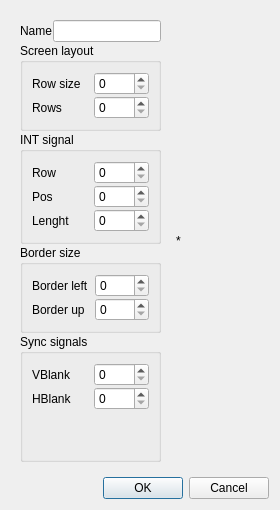
First picture: the form in ui/layedit.ui, repository samstyle/Xpeccy, before the edit.
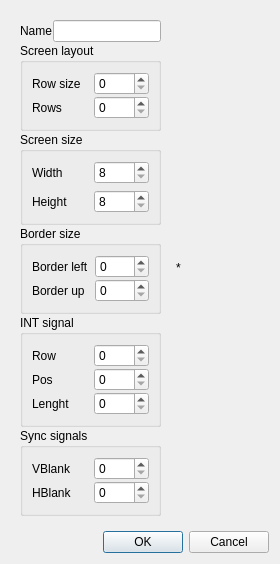
Second picture: the form after the edit. Icons and pictures are not drawn.

Diff of the .ui file:
```diff
--- a/ui/layedit.ui
+++ b/ui/layedit.ui
@@ -2,6 +2,14 @@
 <ui version="4.0">
  <class>LayEditor</class>
  <widget class="QDialog" name="LayEditor">
+  <property name="geometry">
+   <rect>
+    <x>0</x>
+    <y>0</y>
+    <width>280</width>
+    <height>479</height>
+   </rect>
+  </property>
   <property name="windowTitle">
    <string>Xpeccy layout editor</string>
   </property>
@@ -71,6 +79,89 @@
           </layout>
          </widget>
         </item>
+        <item>
+         <widget class="QGroupBox" name="groupBox_5">
+          <property name="title">
+           <string>Screen size</string>
+          </property>
+          <layout class="QGridLayout" name="gridLayout_7">
+           <item row="0" column="0">
+            <widget class="QLabel" name="label_11">
+             <property name="text">
+              <string>Width</string>
+             </property>
+            </widget>
+           </item>
+           <item row="1" column="0">
+            <widget class="QLabel" name="label_12">
+             <property name="text">
+              <string>Height</string>
+             </property>
+            </widget>
+           </item>
+           <item row="0" column="1">
+            <widget class="QSpinBox" name="sbScrW">
+             <property name="minimum">
+              <number>8</number>
+             </property>
+             <property name="maximum">
+              <number>256</number>
+             </property>
+            </widget>
+           </item>
+           <item row="1" column="1">
+            <widget class="QSpinBox" name="sbScrH">
+             <property name="minimum">
+              <number>8</number>
+             </property>
+             <property name="maximum">
+              <number>256</number>
+             </property>
+            </widget>
+           </item>
+          </layout>
+         </widget>
+        </item>
+        <item>
+         <widget class="QGroupBox" name="groupBox_4">
+          <property name="title">
+           <string>Border size</string>
+          </property>
+          <layout class="QGridLayout" name="gridLayout_4">
+           <property name="verticalSpacing">
+            <number>1</number>
+           </property>
+           <item row="0" column="0">
+            <widget class="QLabel" name="label_3">
+             <property name="text">
+              <string>Border left</string>
+             </property>
+            </widget>
+           </item>
+           <item row="0" column="1">
+            <widget class="QSpinBox" name="brdLBox">
+             <property name="maximum">
+              <number>512</number>
+             </property>
+            </widget>
+           </item>
+           <item row="1" column="0">
+            <widget class="QLabel" name="label_7">
+             <property name="text">
+              <string>Border up</string>
+             </property>
+            </widget>
+           </item>
+           <item row="1" column="1">
+            <widget class="QSpinBox" name="brdUBox">
+             <property name="maximum">
+              <number>512</number>
+             </property>
+            </widget>
+           </item>
+          </layout>
+         </widget>
+        </item>
         <item>
          <widget class="QGroupBox" name="groupBox">
           <property name="title">
@@ -125,46 +216,6 @@
           </layout>
          </widget>
         </item>
-        <item>
-         <widget class="QGroupBox" name="groupBox_4">
-          <property name="title">
-           <string>Border size</string>
-          </property>
-          <layout class="QGridLayout" name="gridLayout_4">
-           <property name="verticalSpacing">
-            <number>1</number>
-           </property>
-           <item row="0" column="0">
-            <widget class="QLabel" name="label_3">
-             <property name="text">
-              <string>Border left</string>
-             </property>
-            </widget>
-           </item>
-           <item row="0" column="1">
-            <widget class="QSpinBox" name="brdLBox">
-             <property name="maximum">
-              <number>512</number>
-             </property>
-            </widget>
-           </item>
-           <item row="1" column="0">
-            <widget class="QLabel" name="label_7">
-             <property name="text">
-              <string>Border up</string>
-             </property>
-            </widget>
-           </item>
-           <item row="1" column="1">
-            <widget class="QSpinBox" name="brdUBox">
-             <property name="maximum">
-              <number>512</number>
-             </property>
-            </widget>
-           </item>
-          </layout>
-         </widget>
-        </item>
         <item>
          <widget class="QGroupBox" name="groupBox_3">
           <property name="title">
@@ -181,19 +232,6 @@
              </property>
             </widget>
            </item>
-           <item row="2" column="0">
-            <spacer name="verticalSpacer">
-             <property name="orientation">
-              <enum>Qt::Vertical</enum>
-             </property>
-             <property name="sizeHint" stdset="0">
-              <size>
-               <width>20</width>
-               <height>40</height>
-              </size>
-             </property>
-            </spacer>
-           </item>
            <item row="1" column="0">
             <widget class="QLabel" name="label_9">
              <property name="text">
@@ -218,6 +256,19 @@
           </layout>
          </widget>
         </item>
+        <item>
+         <spacer name="verticalSpacer">
+          <property name="orientation">
+           <enum>Qt::Vertical</enum>
+          </property>
+          <property name="sizeHint" stdset="0">
+           <size>
+            <width>20</width>
+            <height>40</height>
+           </size>
+          </property>
+         </spacer>
+        </item>
        </layout>
       </widget>
      </item>
```
